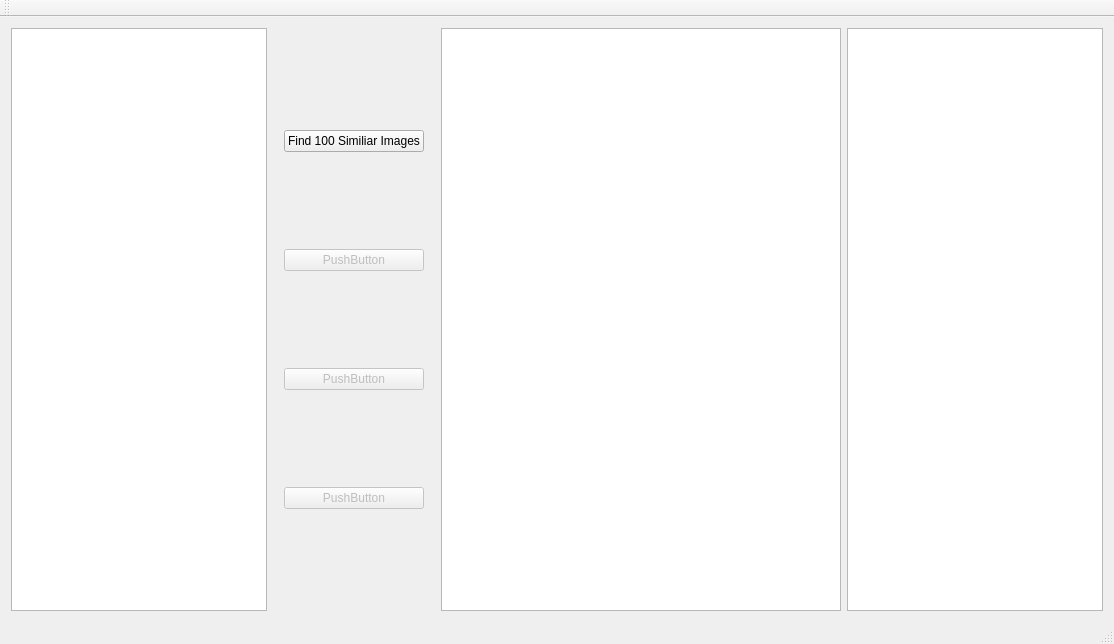
Old version of the form ImageRetrieval/imageretrieval.ui in the repository KitFung/ImageSearch_GUI.
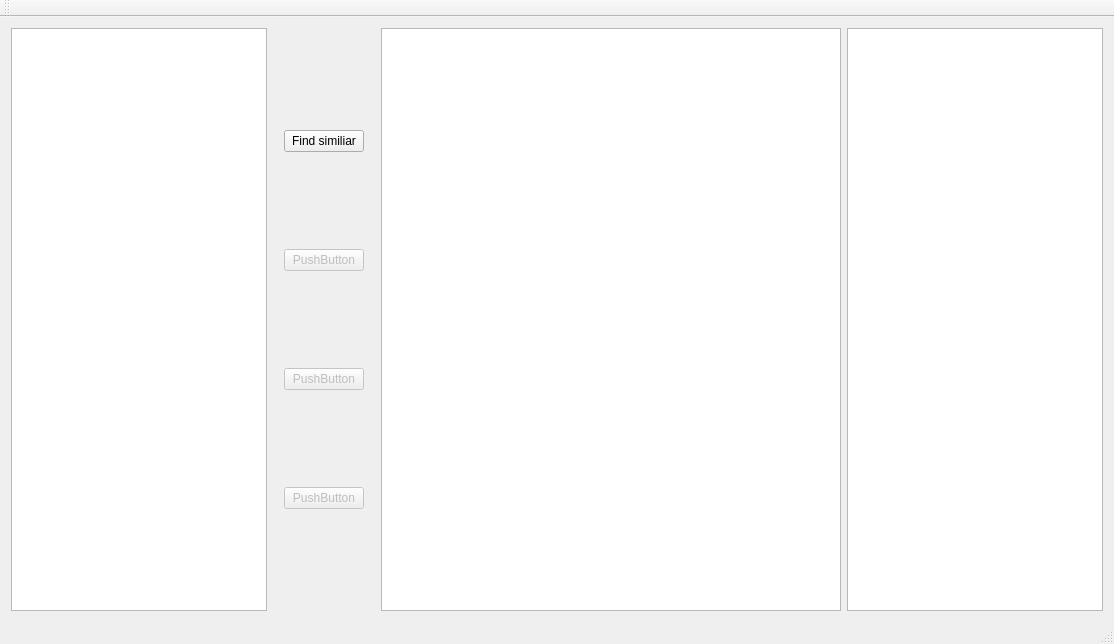
New version of the form.

Patch:
```diff
--- a/ImageRetrieval/imageretrieval.ui
+++ b/ImageRetrieval/imageretrieval.ui
@@ -37,7 +37,7 @@
        </widget>
       </item>
       <item>
-       <widget class="QWidget" name="" native="true">
+       <widget class="QWidget" name="widget" native="true">
         <property name="sizePolicy">
          <sizepolicy hsizetype="Fixed" vsizetype="Minimum">
           <horstretch>0</horstretch>
@@ -51,7 +51,7 @@
             <bool>true</bool>
            </property>
            <property name="text">
-            <string>Find 100 Similiar Images</string>
+            <string>Find similiar</string>
            </property>
           </widget>
          </item>
```
Left out of the diff: 4 changed lines with no effect on the pictures.
